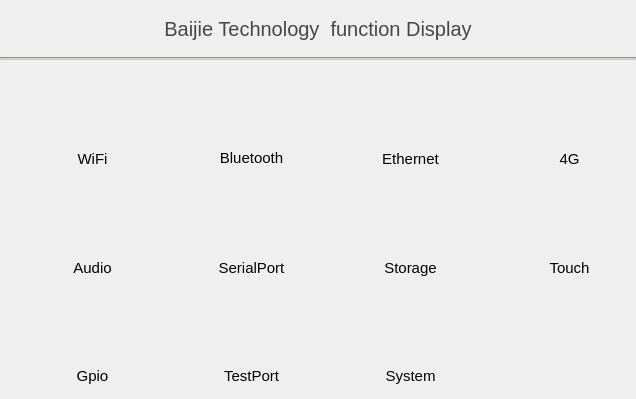
Qt form mainwindow.ui (jizizihe/baijie_demo) before a commit.
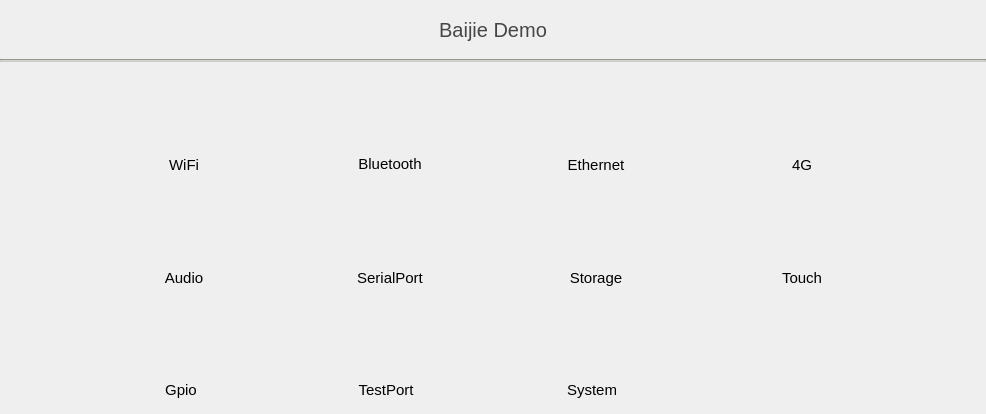
The same form after that commit. Icons and pictures are not drawn.

```diff
--- a/mainwindow.ui
+++ b/mainwindow.ui
@@ -6,8 +6,8 @@
    <rect>
     <x>0</x>
     <y>0</y>
-    <width>636</width>
-    <height>399</height>
+    <width>986</width>
+    <height>414</height>
    </rect>
   </property>
   <property name="sizePolicy">
@@ -109,7 +109,7 @@
 </string>
         </property>
         <property name="text">
-         <string>Baijie Technology  function Display</string>
+         <string>Baijie Demo</string>
         </property>
         <property name="alignment">
          <set>Qt::AlignCenter</set>
@@ -119,7 +119,7 @@
      </layout>
     </item>
     <item row="2" column="0">
-     <layout class="QVBoxLayout" name="verticalLayout" stretch="2,14,2,14,2,14,2">
+     <layout class="QVBoxLayout" name="verticalLayout" stretch="2,13,2,13,2,13,2">
       <property name="spacing">
        <number>0</number>
       </property>
@@ -130,8 +130,8 @@
         </property>
         <property name="sizeHint" stdset="0">
          <size>
-          <width>20</width>
-          <height>101</height>
+          <width>939</width>
+          <height>10</height>
          </size>
         </property>
        </spacer>
@@ -197,7 +197,7 @@
              </property>
              <property name="minimumSize">
               <size>
-               <width>185</width>
+               <width>0</width>
                <height>0</height>
               </size>
              </property>
@@ -215,7 +215,7 @@
             </widget>
            </item>
            <item row="0" column="0">
-            <layout class="QHBoxLayout" name="horizontalLayout_2" stretch="2,5,2">
+            <layout class="QHBoxLayout" name="horizontalLayout_2" stretch="1,5,1">
              <property name="spacing">
               <number>0</number>
              </property>
@@ -304,8 +304,8 @@
           </property>
           <property name="sizeHint" stdset="0">
            <size>
-            <width>40</width>
-            <height>20</height>
+            <width>24</width>
+            <height>60</height>
            </size>
           </property>
          </spacer>
@@ -347,7 +347,7 @@
             <number>0</number>
            </property>
            <item row="0" column="0">
-            <layout class="QHBoxLayout" name="horizontalLayout_5" stretch="1,3,1">
+            <layout class="QHBoxLayout" name="horizontalLayout_5" stretch="1,5,1">
              <property name="spacing">
               <number>0</number>
              </property>
@@ -436,7 +436,7 @@
              </property>
              <property name="minimumSize">
               <size>
-               <width>185</width>
+               <width>0</width>
                <height>0</height>
               </size>
              </property>
@@ -463,8 +463,8 @@
           </property>
           <property name="sizeHint" stdset="0">
            <size>
-            <width>40</width>
-            <height>20</height>
+            <width>23</width>
+            <height>60</height>
            </size>
           </property>
          </spacer>
@@ -509,7 +509,7 @@
             <number>1</number>
            </property>
            <item row="0" column="0">
-            <layout class="QHBoxLayout" name="horizontalLayout_3" stretch="1,2,1">
+            <layout class="QHBoxLayout" name="horizontalLayout_3" stretch="1,5,1">
              <property name="spacing">
               <number>0</number>
              </property>
@@ -598,7 +598,7 @@
              </property>
              <property name="minimumSize">
               <size>
-               <width>185</width>
+               <width>0</width>
                <height>0</height>
               </size>
              </property>
@@ -625,8 +625,8 @@
           </property>
           <property name="sizeHint" stdset="0">
            <size>
-            <width>40</width>
-            <height>20</height>
+            <width>24</width>
+            <height>60</height>
            </size>
           </property>
          </spacer>
@@ -670,8 +670,35 @@
            <property name="verticalSpacing">
             <number>1</number>
            </property>
+           <item row="1" column="0">
+            <widget class="QLabel" name="lbl_sim">
+             <property name="sizePolicy">
+              <sizepolicy hsizetype="Preferred" vsizetype="Fixed">
+               <horstretch>0</horstretch>
+               <verstretch>0</verstretch>
+              </sizepolicy>
+             </property>
+             <property name="minimumSize">
+              <size>
+               <width>0</width>
+               <height>0</height>
+              </size>
+             </property>
+             <property name="font">
+              <font>
+               <pointsize>11</pointsize>
+              </font>
+             </property>
+             <property name="text">
+              <string>4G</string>
+             </property>
+             <property name="alignment">
+              <set>Qt::AlignCenter</set>
+             </property>
+            </widget>
+           </item>
            <item row="0" column="0">
-            <layout class="QHBoxLayout" name="horizontalLayout_4" stretch="1,3,1">
+            <layout class="QHBoxLayout" name="horizontalLayout_4" stretch="1,5,1">
              <property name="spacing">
               <number>0</number>
              </property>
@@ -758,33 +785,6 @@
              </item>
             </layout>
            </item>
-           <item row="1" column="0">
-            <widget class="QLabel" name="lbl_sim">
-             <property name="sizePolicy">
-              <sizepolicy hsizetype="Preferred" vsizetype="Fixed">
-               <horstretch>0</horstretch>
-               <verstretch>0</verstretch>
-              </sizepolicy>
-             </property>
-             <property name="minimumSize">
-              <size>
-               <width>185</width>
-               <height>0</height>
-              </size>
-             </property>
-             <property name="font">
-              <font>
-               <pointsize>11</pointsize>
-              </font>
-             </property>
-             <property name="text">
-              <string>4G</string>
-             </property>
-             <property name="alignment">
-              <set>Qt::AlignCenter</set>
-             </property>
-            </widget>
-           </item>
           </layout>
          </widget>
         </item>
@@ -874,7 +874,7 @@
             <number>1</number>
            </property>
            <item row="0" column="0">
-            <layout class="QHBoxLayout" name="horizontalLayout_7" stretch="2,5,2">
+            <layout class="QHBoxLayout" name="horizontalLayout_7" stretch="1,5,1">
              <property name="spacing">
               <number>0</number>
              </property>
@@ -963,7 +963,7 @@
              </property>
              <property name="minimumSize">
               <size>
-               <width>185</width>
+               <width>0</width>
                <height>0</height>
               </size>
              </property>
@@ -990,8 +990,8 @@
           </property>
           <property name="sizeHint" stdset="0">
            <size>
-            <width>40</width>
-            <height>20</height>
+            <width>24</width>
+            <height>63</height>
            </size>
           </property>
          </spacer>
@@ -1036,7 +1036,7 @@
             <number>1</number>
            </property>
            <item row="0" column="0">
-            <layout class="QHBoxLayout" name="horizontalLayout_8" stretch="1,4,1">
+            <layout class="QHBoxLayout" name="horizontalLayout_8" stretch="1,5,1">
              <property name="spacing">
               <number>0</number>
              </property>
@@ -1125,7 +1125,7 @@
              </property>
              <property name="minimumSize">
               <size>
-               <width>185</width>
+               <width>0</width>
                <height>0</height>
               </size>
              </property>
@@ -1158,8 +1158,8 @@
           </property>
           <property name="sizeHint" stdset="0">
            <size>
-            <width>40</width>
-            <height>20</height>
+            <width>23</width>
+            <height>63</height>
            </size>
           </property>
          </spacer>
@@ -1204,7 +1204,7 @@
             <number>1</number>
            </property>
            <item row="0" column="0">
-            <layout class="QHBoxLayout" name="horizontalLayout" stretch="1,2,1">
+            <layout class="QHBoxLayout" name="horizontalLayout" stretch="1,5,1">
              <property name="spacing">
               <number>0</number>
              </property>
@@ -1293,7 +1293,7 @@
              </property>
              <property name="minimumSize">
               <size>
-               <width>185</width>
+               <width>0</width>
                <height>0</height>
               </size>
              </property>
@@ -1326,8 +1326,8 @@
           </property>
           <property name="sizeHint" stdset="0">
            <size>
-            <width>40</width>
-            <height>20</height>
+            <width>24</width>
+            <height>63</height>
            </size>
           </property>
          </spacer>
@@ -1372,7 +1372,7 @@
             <number>1</number>
            </property>
            <item row="0" column="0">
-            <layout class="QHBoxLayout" name="horizontalLayout_6" stretch="1,2,1">
+            <layout class="QHBoxLayout" name="horizontalLayout_6" stretch="1,5,1">
              <property name="spacing">
               <number>0</number>
              </property>
@@ -1461,7 +1461,7 @@
              </property>
              <property name="minimumSize">
               <size>
-               <width>185</width>
+               <width>0</width>
                <height>0</height>
               </size>
              </property>
@@ -1576,7 +1576,7 @@
             <number>1</number>
            </property>
            <item row="0" column="0">
-            <layout class="QHBoxLayout" name="horizontalLayout_9" stretch="1,4,1">
+            <layout class="QHBoxLayout" name="horizontalLayout_9" stretch="1,5,1">
              <property name="spacing">
               <number>0</number>
              </property>
@@ -1665,7 +1665,7 @@
              </property>
              <property name="minimumSize">
               <size>
-               <width>185</width>
+               <width>0</width>
                <height>0</height>
               </size>
              </property>
@@ -1698,8 +1698,8 @@
           </property>
           <property name="sizeHint" stdset="0">
            <size>
-            <width>40</width>
-            <height>20</height>
+            <width>25</width>
+            <height>65</height>
            </size>
           </property>
          </spacer>
@@ -1744,7 +1744,7 @@
             <number>1</number>
            </property>
            <item row="0" column="0">
-            <layout class="QHBoxLayout" name="horizontalLayout_10" stretch="1,4,1">
+            <layout class="QHBoxLayout" name="horizontalLayout_10" stretch="1,5,1">
              <property name="spacing">
               <number>0</number>
              </property>
@@ -1833,7 +1833,7 @@
              </property>
              <property name="minimumSize">
               <size>
-               <width>185</width>
+               <width>0</width>
                <height>0</height>
               </size>
              </property>
@@ -1860,8 +1860,8 @@
           </property>
           <property name="sizeHint" stdset="0">
            <size>
-            <width>40</width>
-            <height>20</height>
+            <width>24</width>
+            <height>65</height>
            </size>
           </property>
          </spacer>
@@ -1906,7 +1906,7 @@
             <number>1</number>
            </property>
            <item row="0" column="0">
-            <layout class="QHBoxLayout" name="horizontalLayout_11" stretch="1,2,1">
+            <layout class="QHBoxLayout" name="horizontalLayout_11" stretch="1,5,1">
              <property name="spacing">
               <number>0</number>
              </property>
@@ -1914,13 +1914,13 @@
               <number>0</number>
              </property>
              <property name="topMargin">
-              <number>4</number>
+              <number>5</number>
              </property>
              <property name="rightMargin">
               <number>0</number>
              </property>
              <property name="bottomMargin">
-              <number>3</number>
+              <number>5</number>
              </property>
              <item>
               <spacer name="horizontalSpacer_36">
@@ -1996,7 +1996,7 @@
              </property>
              <property name="minimumSize">
               <size>
-               <width>185</width>
+               <width>0</width>
                <height>0</height>
               </size>
              </property>
@@ -2023,8 +2023,8 @@
           </property>
           <property name="sizeHint" stdset="0">
            <size>
-            <width>40</width>
-            <height>20</height>
+            <width>25</width>
+            <height>65</height>
            </size>
           </property>
          </spacer>
@@ -2032,18 +2032,37 @@
         <item>
          <widget class="QWidget" name="widget" native="true">
           <property name="sizePolicy">
-           <sizepolicy hsizetype="Minimum" vsizetype="Preferred">
+           <sizepolicy hsizetype="Minimum" vsizetype="Minimum">
             <horstretch>0</horstretch>
             <verstretch>0</verstretch>
            </sizepolicy>
           </property>
           <property name="minimumSize">
            <size>
-            <width>185</width>
+            <width>168</width>
             <height>0</height>
            </size>
           </property>
-          <layout class="QHBoxLayout" name="horizontalLayout_15"/>
+          <layout class="QGridLayout" name="gridLayout_13">
+           <property name="leftMargin">
+            <number>0</number>
+           </property>
+           <property name="topMargin">
+            <number>0</number>
+           </property>
+           <property name="rightMargin">
+            <number>0</number>
+           </property>
+           <property name="bottomMargin">
+            <number>0</number>
+           </property>
+           <property name="horizontalSpacing">
+            <number>0</number>
+           </property>
+           <property name="verticalSpacing">
+            <number>1</number>
+           </property>
+          </layout>
          </widget>
         </item>
         <item>
@@ -2068,8 +2087,8 @@
         </property>
         <property name="sizeHint" stdset="0">
          <size>
-          <width>20</width>
-          <height>0</height>
+          <width>939</width>
+          <height>13</height>
          </size>
         </property>
        </spacer>
```
Left out of the diff: 22 changed lines with no effect on the pictures.
